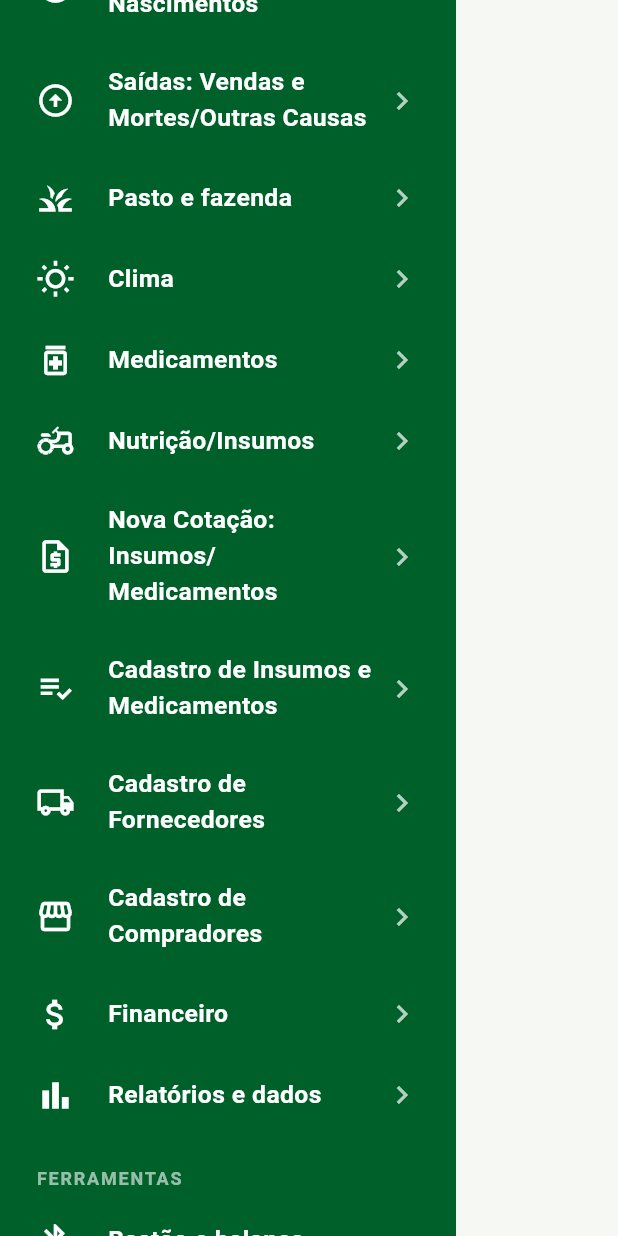
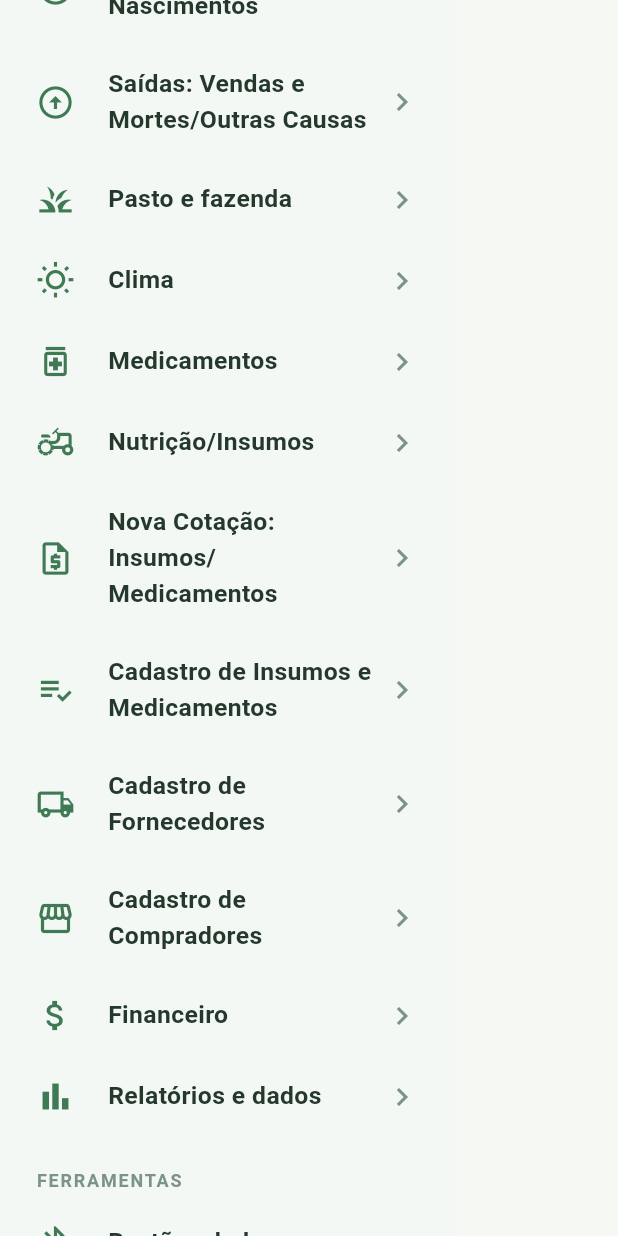
Before and after one commit to jairobraga01/eito-gestao-rural, a Flutter app: the MenuLateral widget shown alone on an empty page, opened directly, scrolled down 576 dp, on a phone screen of 412 x 824 dp. Run offline on Flutter 3.47's test engine with Material 3 defaults, Android fonts, the phone set to English and light mode, and no system bars; our stand-ins replace cloud_firestore, connectivity_plus, firebase_auth, firebase_core, flutter_map, geolocator and 4 more; missing offline and left inert: dart:js_interop; accounts and stored records are empty; statements that could not run were skipped.

Commit message:
Menu lateral em tons claros: fundo verde-claro, texto e ícones escuros (#44)
Troca o fundo verde-escuro por um verde bem claro, com texto escuro e
ícones em verde médio. Modo Curral e Modo Inseminação viram cartões
suaves (amarelo e azul claros).


Claude-Session: https://claude.ai/code/session_01PF3Za2vrCtGebb77z4N12n

Co-authored-by: Claude <noreply@anthropic.com>

```diff
--- a/lib/telas/base.dart
+++ b/lib/telas/base.dart
@@ -223,7 +223,7 @@ class MenuLateral extends StatelessWidget {
             Container(
               decoration: const BoxDecoration(
                 color: _MenuCores.topo,
-                boxShadow: [BoxShadow(color: Colors.black26, blurRadius: 6, offset: Offset(0, 2))],
+                border: Border(bottom: BorderSide(color: _MenuCores.linha)),
               ),
               padding: EdgeInsets.fromLTRB(20, MediaQuery.paddingOf(context).top + 20, 20, 18),
               child: Column(
@@ -234,22 +234,22 @@ class MenuLateral extends StatelessWidget {
                     SizedBox(width: 12),
                     Expanded(
                       child: Text(Marca.nome,
-                          style: TextStyle(color: Colors.white, fontSize: 24, fontWeight: FontWeight.w700)),
+                          style: TextStyle(color: _MenuCores.titulo, fontSize: 24, fontWeight: FontWeight.w700)),
                     ),
                   ]),
                   const SizedBox(height: 12),
                   ValueListenableBuilder<Reg?>(
                     valueListenable: Db.prop,
                     builder: (c, p, _) => Text(txt(p?['nome']),
-                        style: const TextStyle(color: Cores.laranja, fontSize: 16, fontWeight: FontWeight.w700)),
+                        style: const TextStyle(color: Cores.oliva, fontSize: 16, fontWeight: FontWeight.w700)),
                   ),
                   if (Nav.usuario?.email != null)
-                    Text(Nav.usuario!.email!, style: const TextStyle(color: Colors.white70, fontSize: 13)),
+                    Text(Nav.usuario!.email!, style: const TextStyle(color: _MenuCores.suave, fontSize: 13)),
                   if (Equipe.atual != null)
                     Text(
                         '${papeis[Equipe.atual!.papel] ?? ''} · fazenda de '
                         '${Equipe.atual!.donoNome.isEmpty ? 'outra conta' : Equipe.atual!.donoNome}',
-                        style: const TextStyle(color: Colors.white70, fontSize: 13)),
+                        style: const TextStyle(color: _MenuCores.suave, fontSize: 13)),
                 ],
               ),
             ),
@@ -262,14 +262,14 @@ class MenuLateral extends StatelessWidget {
             if (podeLancar) Padding(
               padding: const EdgeInsets.symmetric(horizontal: 12, vertical: 4),
               child: Material(
-                color: Cores.laranja,
+                color: Cores.laranja.withValues(alpha: 0.28),
                 borderRadius: BorderRadius.circular(12),
                 child: ListTile(
                   shape: RoundedRectangleBorder(borderRadius: BorderRadius.circular(12)),
-                  leading: const Icon(Icons.contactless_outlined, color: Colors.white),
+                  leading: const Icon(Icons.contactless_outlined, color: _MenuCores.titulo),
                   title: const Text('Modo Curral',
-                      style: TextStyle(color: Colors.white, fontSize: 16, fontWeight: FontWeight.w800)),
-                  subtitle: const Text('Lançar o serviço do curral', style: TextStyle(color: Colors.white70)),
+                      style: TextStyle(color: _MenuCores.titulo, fontSize: 16, fontWeight: FontWeight.w800)),
+                  subtitle: const Text('Lançar o serviço do curral', style: TextStyle(color: _MenuCores.suave)),
                   onTap: () {
                     fechar();
                     abrirModoCurral(context);
@@ -281,14 +281,14 @@ class MenuLateral extends StatelessWidget {
             if (podeLancar && planoAtual().completo) Padding(
               padding: const EdgeInsets.symmetric(horizontal: 12, vertical: 4),
               child: Material(
-                color: Cores.azul,
+                color: Cores.azul.withValues(alpha: 0.10),
                 borderRadius: BorderRadius.circular(12),
                 child: ListTile(
                   shape: RoundedRectangleBorder(borderRadius: BorderRadius.circular(12)),
-                  leading: const Icon(Icons.favorite_border, color: Cores.laranja),
+                  leading: const Icon(Icons.favorite_border, color: Cores.azul),
                   title: const Text('Modo Inseminação',
-                      style: TextStyle(color: Colors.white, fontSize: 16, fontWeight: FontWeight.w800)),
-                  subtitle: const Text('IA, IATF e diagnóstico', style: TextStyle(color: Colors.white70)),
+                      style: TextStyle(color: Cores.azul, fontSize: 16, fontWeight: FontWeight.w800)),
+                  subtitle: const Text('IA, IATF e diagnóstico', style: TextStyle(color: _MenuCores.suave)),
                   onTap: () {
                     fechar();
                     abrirModoInseminacao(context);
@@ -337,7 +337,7 @@ class MenuLateral extends StatelessWidget {
                       item(Icons.admin_panel_settings_outlined, 'Gestão de Clientes (Painel do criador)', () {
                         fechar();
                         Navigator.push(context, MaterialPageRoute(builder: (_) => const CriadorPage()));
-                      }, cor: Cores.laranja),
+                      }, cor: Cores.azul),
                       item(Icons.dashboard_outlined, 'Relatório Gado Guaraí', () {
                         fechar();
                         Navigator.push(context, MaterialPageRoute(builder: (_) => const PainelGadoPage()));
@@ -374,13 +374,18 @@ class MenuLateral extends StatelessWidget {
   }
 }
 
-/// Cores do menu lateral: fundo sólido no verde do tema, texto branco.
+/// Cores do menu lateral: tons claros do verde do tema, texto escuro.
 class _MenuCores {
   _MenuCores._();
-  static const fundo = Cores.olivaEscuro;
-  static const topo = Color(0xFF004D22);
-  static const rotulo = Colors.white60;
-  static const sair = Color(0xFFFFB4AB);
+  static const fundo = Color(0xFFF3F8F4);
+  static const topo = Color(0xFFE3EFE6);
+  static const titulo = Cores.olivaEscuro;
+  static const texto = Color(0xFF24382C);
+  static const icone = Color(0xFF3F7A55);
+  static const suave = Color(0xFF5E7166);
+  static const rotulo = Color(0xFF7C9486);
+  static const linha = Color(0xFFD3E3D8);
+  static const sair = Cores.alerta;
 }
 
 /// Rótulo de seção do menu (como "SGD" no exemplo).
@@ -412,7 +417,7 @@ class _ItemMenu extends StatelessWidget {
     return Padding(
       padding: const EdgeInsets.symmetric(horizontal: 8, vertical: 1),
       child: Material(
-        color: atual ? Colors.white.withValues(alpha: 0.14) : Colors.transparent,
+        color: atual ? Cores.oliva.withValues(alpha: 0.12) : Colors.transparent,
         borderRadius: BorderRadius.circular(10),
         child: InkWell(
           borderRadius: BorderRadius.circular(10),
@@ -420,13 +425,13 @@ class _ItemMenu extends StatelessWidget {
           child: Padding(
             padding: const EdgeInsets.symmetric(horizontal: 16, vertical: 13),
             child: Row(children: [
-              Icon(icone, size: 26, color: cor ?? (atual ? Cores.laranja : Colors.white)),
+              Icon(icone, size: 26, color: cor ?? (atual ? Cores.oliva : _MenuCores.icone)),
               const SizedBox(width: 22),
               Expanded(
                 child: Text(texto,
                     style: TextStyle(
                       fontSize: 16.5,
-                      color: cor ?? Colors.white,
+                      color: cor ?? (atual ? _MenuCores.titulo : _MenuCores.texto),
                       fontWeight: atual ? FontWeight.w800 : FontWeight.w600,
                     )),
               ),
@@ -465,7 +470,7 @@ class _GrupoMenuState extends State<_GrupoMenu> {
         seta: AnimatedRotation(
           turns: aberto ? 0.25 : 0,
           duration: const Duration(milliseconds: 180),
-          child: const Icon(Icons.chevron_right, color: Colors.white70, size: 24),
+          child: const Icon(Icons.chevron_right, color: _MenuCores.rotulo, size: 24),
         ),
       ),
       AnimatedSize(
@@ -475,7 +480,7 @@ class _GrupoMenuState extends State<_GrupoMenu> {
             ? Container(
                 margin: const EdgeInsets.only(left: 20, right: 4, bottom: 4),
                 decoration: const BoxDecoration(
-                  border: Border(left: BorderSide(color: Colors.white24, width: 2)),
+                  border: Border(left: BorderSide(color: _MenuCores.linha, width: 2)),
                 ),
                 child: Column(children: widget.children),
               )
```
